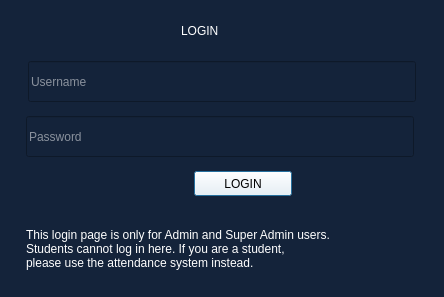
Old version of the form ui/login.ui in the repository HimoJCode/Automated-Attendance-Tracking.
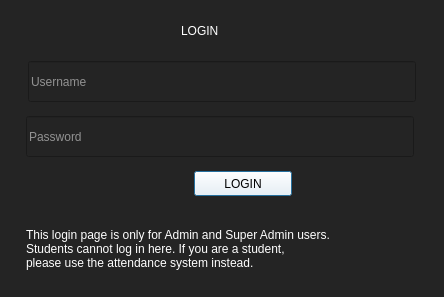
New version of the form.

Patch:
```diff
--- a/ui/login.ui
+++ b/ui/login.ui
@@ -17,7 +17,7 @@
    <string/>
   </property>
   <property name="styleSheet">
-   <string notr="true">background-color: rgb(20, 35, 58);</string>
+   <string notr="true">background-color: #242424;</string>
   </property>
   <widget class="QLabel" name="label">
    <property name="geometry">
```
